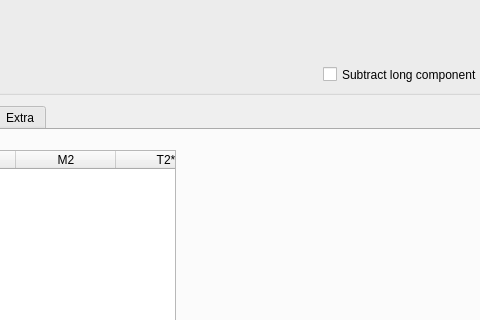
Old version of the form form.ui in the repository timesama/M2-Approach; both pictures show x 217 to 697 and y 206 to 526 of the 1280 by 800 pixel window.
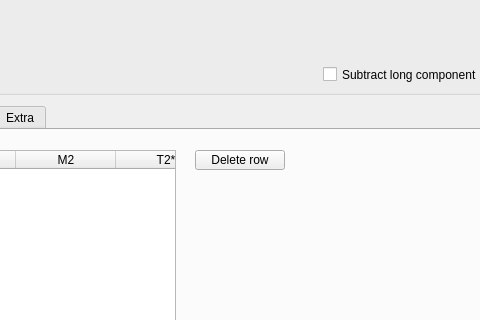
New version of the form. The open tabs and pages were chosen to show the change. Icons and pictures are not drawn. Custom widgets are drawn as their Qt base class.

Commit message: Delete row btns

```diff
--- a/form.ui
+++ b/form.ui
@@ -215,6 +215,19 @@
        </item>
       </widget>
      </widget>
+     <widget class="QPushButton" name="btn_DeleteRow_1">
+      <property name="geometry">
+       <rect>
+        <x>400</x>
+        <y>20</y>
+        <width>90</width>
+        <height>20</height>
+       </rect>
+      </property>
+      <property name="text">
+       <string>Delete row</string>
+      </property>
+     </widget>
     </widget>
     <widget class="QWidget" name="tab_2">
      <attribute name="title">
```
Left out of the diff: 2 changed lines with no effect on the pictures. The commit also changes 1 other file.
